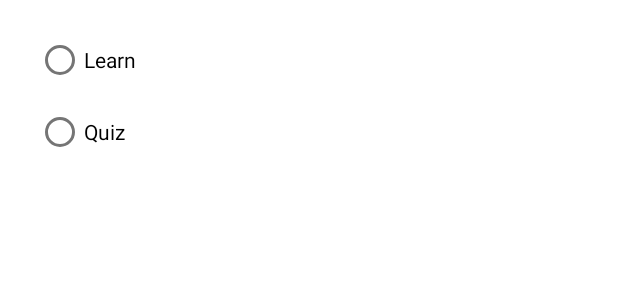
After one commit to ni-ku/ThingsToLearn, an Android app: the layout dialog_start_learning.xml on its own in the app's theme, with its tools: preview values and no code run, on a phone screen of 412 x 824 dp. The commit adds this screen. Shown: the top 300 px of the screen. Run offline under Robolectric (Android 15) with nearby library versions, the phone set to English and light mode, and no system bars.

Commit message:
start learning dialog + create default cardset when db is created

```diff
--- a/app/src/main/java/de/niku/braincards/Constants.kt
+++ b/app/src/main/java/de/niku/braincards/Constants.kt
@@ -6,5 +6,9 @@ class Constants {
         // Dialog IDs
         const val DIALOG_CONFIRM_DELETE_CARD_SET = 1000
         const val DIALOG_DELETE_CARD_SET_ERROR = 1001
+
+        // Learn modes
+        const val LEARN_MODE_NORMAL = 10
+        const val LEARN_MODE_QUIZ = 11
     }
 }
--- a/app/src/main/java/de/niku/braincards/di/module/DbModule.kt
+++ b/app/src/main/java/de/niku/braincards/di/module/DbModule.kt
@@ -16,7 +16,7 @@ class DbModule {
     @Provides
     @Singleton
     fun provideAppDatabase(context: Context): BrainCardsDb? {
-        return BrainCardsDb.getAppDb(context)
+        return BrainCardsDb.getInstance(context)
     }
 
     @Provides
--- /dev/null
+++ b/app/src/main/java/de/niku/braincards/view/dialog_start_learning/StartLearningEvents.kt
@@ -0,0 +1,6 @@
+package de.niku.braincards.view.dialog_start_learning
+
+sealed class StartLearningEvents {
+    class Done(val result: StartLearningResultData): StartLearningEvents()
+    class Cancel(): StartLearningEvents()
+}
--- /dev/null
+++ b/app/src/main/java/de/niku/braincards/view/dialog_start_learning/StartLearningResultData.kt
@@ -0,0 +1,6 @@
+package de.niku.braincards.view.dialog_start_learning
+
+class StartLearningResultData(
+    val learnMode: Int
+) {
+}
--- a/app/src/main/java/de/niku/braincards/view/fragment_card_create/CardCreateDialog.kt
+++ b/app/src/main/java/de/niku/braincards/view/fragment_card_create/CardCreateDialog.kt
@@ -31,7 +31,7 @@ class CardCreateDialog(
     }
 
     override fun getTitleMessage(): Int {
-        return R.string.create_question_dialog_title
+        return R.string.create_card
     }
 
     override fun getPositiveButtonMessage(): Int {
--- a/app/src/main/java/de/niku/braincards/view/fragment_card_set_detail/CardSetDetailEvents.kt
+++ b/app/src/main/java/de/niku/braincards/view/fragment_card_set_detail/CardSetDetailEvents.kt
@@ -1,6 +1,9 @@
 package de.niku.braincards.view.fragment_card_set_detail
+
+import de.niku.braincards.view.dialog_start_learning.StartLearningResultData
 
 sealed class CardSetDetailEvents {
     class ShowStartLearningDialog(): CardSetDetailEvents()
     class NavigateToViewCards(val id: Long, val title: String): CardSetDetailEvents()
+    class NavigateToLearnView(val params: StartLearningResultData): CardSetDetailEvents()
 }
--- a/app/src/main/java/de/niku/braincards/view/fragment_card_set_detail/CardSetDetailViewModel.kt
+++ b/app/src/main/java/de/niku/braincards/view/fragment_card_set_detail/CardSetDetailViewModel.kt
@@ -5,6 +5,7 @@ import androidx.lifecycle.MutableLiveData
 import de.niku.braincards.common.base.BaseViewModel
 import de.niku.braincards.data.repo.card_set.CardSetRepo
 import de.niku.braincards.model.CardSet
+import de.niku.braincards.view.dialog_start_learning.StartLearningResultData
 import io.reactivex.android.schedulers.AndroidSchedulers
 import io.reactivex.schedulers.Schedulers
 
@@ -45,6 +46,10 @@ class CardSetDetailViewModel(
         mEvents.value = CardSetDetailEvents.ShowStartLearningDialog()
     }
 
+    fun onStartLearningResult(resultData: StartLearningResultData) {
+        mEvents.value = CardSetDetailEvents.NavigateToLearnView(resultData)
+    }
+
     fun onViewCardsClick() {
         mEvents.value = CardSetDetailEvents.NavigateToViewCards(
             cardSet.value?.id!!,
--- /dev/null
+++ b/app/src/main/res/layout/dialog_start_learning.xml
@@ -0,0 +1,55 @@
+<?xml version="1.0" encoding="utf-8"?>
+<layout xmlns:android="http://schemas.android.com/apk/res/android"
+        xmlns:tools="http://schemas.android.com/tools"
+        xmlns:app="http://schemas.android.com/apk/res-auto">
+
+  <data>
+    <variable name="viewmodel"
+              type="de.niku.braincards.view.dialog_start_learning.StartLearningViewModel"/>
+  </data>
+
+  <androidx.constraintlayout.widget.ConstraintLayout
+      android:layout_width="match_parent"
+      android:layout_height="match_parent"
+      android:focusable="true"
+      android:focusableInTouchMode="true"
+      android:paddingTop="@dimen/spacing_normal"
+      android:paddingStart="@dimen/spacing_large"
+      android:paddingEnd="@dimen/spacing_large"
+  >
+
+    <LinearLayout
+        android:layout_width="match_parent"
+        android:layout_height="wrap_content"
+        android:orientation="vertical"
+        app:layout_constraintStart_toStartOf="parent"
+        app:layout_constraintTop_toTopOf="parent"
+    >
+
+      <RadioGroup
+          android:layout_width="match_parent"
+          android:layout_height="wrap_content"
+          android:orientation="vertical"
+          android:checkedButton="@={viewmodel.vdLearnMode}"
+      >
+
+        <RadioButton
+            android:id="@+id/rb_mode_normal"
+            android:layout_width="match_parent"
+            android:layout_height="wrap_content"
+            android:text="@string/learn_normal_mode"
+        />
+
+        <RadioButton
+            android:id="@+id/rb_mode_quiz"
+            android:layout_width="match_parent"
+            android:layout_height="wrap_content"
+            android:text="@string/learn_quiz_mode"
+        />
+
+      </RadioGroup>
+
+    </LinearLayout>
+
+  </androidx.constraintlayout.widget.ConstraintLayout>
+</layout>
--- a/app/src/main/res/values/dimens.xml
+++ b/app/src/main/res/values/dimens.xml
@@ -4,7 +4,8 @@
   <dimen name="spacing_tiny">4dp</dimen>
   <dimen name="spacing_small">8dp</dimen>
   <dimen name="spacing_normal">16dp</dimen>
-  <dimen name="spacing_large">32dp</dimen>
+  <dimen name="spacing_large">24dp</dimen>
+  <dimen name="spacing_xlarge">32dp</dimen>
 
   <integer name="transition_duration">200</integer>
 
--- a/app/src/main/res/values/strings.xml
+++ b/app/src/main/res/values/strings.xml
@@ -37,6 +37,11 @@
   <string name="start_lerning">Start learning</string>
   <string name="view_cards">View cards</string>
 
+  <!-- Start Learning Dialog -->
+  <string name="learn_normal_mode">Learn</string>
+  <string name="learn_quiz_mode">Quiz</string>
+  <string name="start">Start</string>
+
 
   <!-- Dialogs -->
   <string name="dialog_delete_card_set_error_title">Error</string>
```
Also changed, not shown: app/src/main/java/de/niku/braincards/common/executors/Executors.kt (added, +28 -0 lines), app/src/main/java/de/niku/braincards/data/db/BrainCardsDb.kt (+159 -11 lines), app/src/main/java/de/niku/braincards/di/module/DialogModule.kt (+7 -0 lines), app/src/main/java/de/niku/braincards/view/dialog_start_learning/StartLearningDialog.kt (added, +76 -0 lines), app/src/main/java/de/niku/braincards/view/dialog_start_learning/StartLearningModule.kt (added, +13 -0 lines), app/src/main/java/de/niku/braincards/view/dialog_start_learning/StartLearningViewModel.kt (added, +35 -0 lines), app/src/main/java/de/niku/braincards/view/fragment_card_set_detail/CardSetDetailFragment.kt (+13 -1 lines), app/src/main/res/layout/dialog_card_create.xml (+5 -4 lines), app/src/main/res/layout/dialog_question_create.xml (+5 -3 lines).
